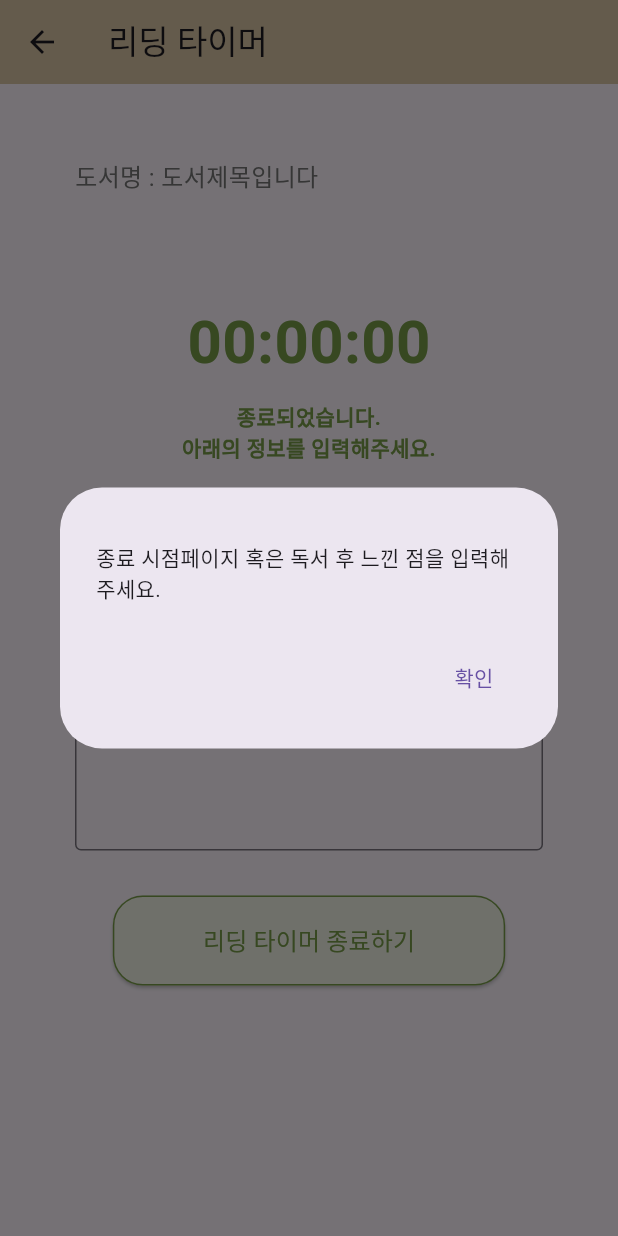
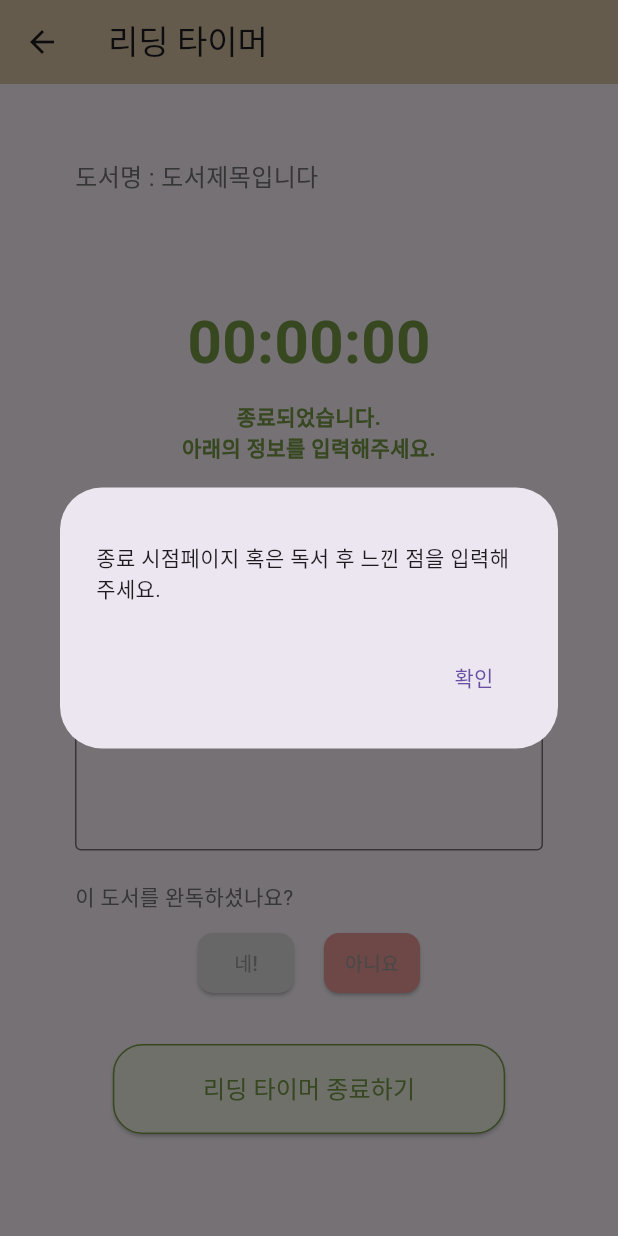
Before and after one commit to yangseoh22/capstone_bookgrow_App, a Flutter app: the ReadingTimerPage2 screen opened directly with empty values, after a tap on "리딩 타이머 종료하기", on a phone screen of 412 x 824 dp. Run offline on Flutter 3.47's test engine with Material 3 defaults, Android fonts, the phone set to English and light mode, and no system bars; our stand-ins replace camera, get, logger; missing offline and left inert: barcode_scan2; network calls fail.

Commit message:
TASK #21 : 통신-리딩타이머 홈

```diff
--- a/lib/reading/reading_timer2.dart
+++ b/lib/reading/reading_timer2.dart
@@ -24,35 +24,37 @@ class _ReadingTimerPage2State extends State<ReadingTimerPage2> {
   int cumulativeHours = 0;
   int cumulativeMinutes = 0;
   int cumulativeSeconds = 0;
+  bool isCompleted = false; // 완독 여부
 
   @override
   void initState() {
     super.initState();
-    getBookTitle(); // 서버에서 도서명 가져오기
-    getCumulativeReadingTime(); // 누적 독서 시간 가져오기
+    print("ReadingTimerPage2 초기화 - duration: ${widget.duration.inSeconds} seconds");
+    getBookTitle();
+    getCumulativeReadingTime();
   }
 
   // 서버에서 도서명을 가져오는 함수
   Future<void> getBookTitle() async {
     final bookId = controller.bookId.value;
     final url = Uri.parse('$SERVER_URL/book/get?id=$bookId');
-    print("도서 조회 요청 URL: $url"); // 요청 URL 로그
+    print("도서 조회 요청 - URL: $url, bookId: $bookId");
 
     try {
       final response = await http.get(url);
-      print("도서 조회 응답 상태 코드: ${response.statusCode}");
+      print("도서 조회 응답 - 상태 코드: ${response.statusCode}");
 
       if (response.statusCode == 200) {
         final data = jsonDecode(response.body);
         setState(() {
           bookTitle = data['title'] ?? '도서제목입니다';
         });
-        print("도서명이 성공적으로 불러와졌습니다.");
+        print("도서명 불러오기 성공 - 제목: $bookTitle");
       } else {
-        print("서버 오류로 인해 도서명을 불러오지 못했습니다.");
+        print("서버 오류 - 도서명 불러오기 실패, 상태 코드: ${response.statusCode}");
       }
     } catch (error) {
-      print("도서 조회 요청 오류 발생: $error");
+      print("도서 조회 요청 오류 - $error");
     }
   }
 
@@ -60,11 +62,11 @@ class _ReadingTimerPage2State extends State<ReadingTimerPage2> {
   Future<void> getCumulativeReadingTime() async {
     final userId = controller.userId.value;
     final url = Uri.parse('$SERVER_URL/user/get?id=$userId');
-    print("누적 독서 시간 조회 요청 URL: $url");
+    print("누적 독서 시간 조회 요청 - URL: $url, userId: $userId");
 
     try {
       final response = await http.get(url);
-      print("누적 독서 시간 응답 상태 코드: ${response.statusCode}");
+      print("누적 독서 시간 응답 - 상태 코드: ${response.statusCode}");
 
       if (response.statusCode == 200) {
         final data = jsonDecode(response.body);
@@ -73,25 +75,26 @@ class _ReadingTimerPage2State extends State<ReadingTimerPage2> {
           cumulativeMinutes = data['cumulativeMinutes'] ?? 0;
           cumulativeSeconds = data['cumulativeSeconds'] ?? 0;
         });
-        print("누적 독서 시간이 성공적으로 불러와졌습니다.");
+        print("누적 독서 시간 불러오기 성공 - $cumulativeHours H $cumulativeMinutes M $cumulativeSeconds S");
       } else {
-        print("서버 오류로 인해 누적 독서 시간을 불러오지 못했습니다.");
+        print("서버 오류 - 누적 독서 시간 불러오기 실패, 상태 코드: ${response.statusCode}");
       }
     } catch (error) {
-      print("누적 독서 시간 요청 오류 발생: $error");
+      print("누적 독서 시간 요청 오류 - $error");
     }
   }
 
   // 시간 포맷을 맞추기 위한 함수
   String _formatDuration(Duration d) {
     String twoDigits(int n) => n.toString().padLeft(2, "0");
-    String twoDigitMinutes = twoDigits(d.inMinutes.remainder(60));
-    String twoDigitSeconds = twoDigits(d.inSeconds.remainder(60));
-    return "${twoDigits(d.inHours)}:$twoDigitMinutes:$twoDigitSeconds";
+    String formattedTime = "${twoDigits(d.inHours)}:${twoDigits(d.inMinutes.remainder(60))}:${twoDigits(d.inSeconds.remainder(60))}";
+    print("타이머 시간 포맷: $formattedTime");
+    return formattedTime;
   }
 
   // 경고창을 띄우는 함수
   void _showAlertDialog() {
+    print("경고창 표시 - 필수 필드가 비어 있음");
     showDialog(
       context: context,
       builder: (context) {
@@ -114,17 +117,21 @@ class _ReadingTimerPage2State extends State<ReadingTimerPage2> {
   Future<void> _submitReadingData() async {
     final bookId = controller.bookId.value;
     final userId = controller.userId.value;
-    final url = Uri.parse('$SERVER_URL/reading/add?bookId=$bookId&userId=$userId');
+    final url = Uri.parse('$SERVER_URL/reading/add?bookId=$bookId&userId=$userId&isCompleted=$isCompleted');
+    print("리딩 데이터 전송 요청 - URL: $url, bookId: $bookId, userId: $userId, isCompleted: $isCompleted");
 
     // 읽은 시간 문자열로 변환
     final totalTime = _formatDuration(widget.duration);
 
     // 서버에 보낼 데이터 구성
+    List<String> reviewList = [_impressionController.text];
+
     Map<String, dynamic> readingData = {
       "total_time": totalTime,
       "end_page": int.parse(_pageController.text),
-      "review": _impressionController.text,
+      "review": reviewList,
     };
+    print("전송할 데이터 - $readingData");
 
     try {
       final response = await http.post(
@@ -136,18 +143,18 @@ class _ReadingTimerPage2State extends State<ReadingTimerPage2> {
       print("리딩 데이터 전송 응답 코드: ${response.statusCode}");
 
       if (response.statusCode == 200) {
-        print("리딩 데이터가 성공적으로 저장되었습니다.");
+        print("리딩 데이터 저장 성공");
         Navigator.pushAndRemoveUntil(
           context,
           MaterialPageRoute(builder: (context) => Timer()),
               (route) => false, // 모든 이전 라우트를 제거하여 돌아갈 수 없도록 설정
         );
       } else {
-        print("서버 오류로 인해 리딩 데이터를 저장하지 못했습니다.");
+        print("서버 오류 - 리딩 데이터 저장 실패, 상태 코드: ${response.statusCode}");
         Get.snackbar("오류", "리딩 데이터를 저장할 수 없습니다.");
       }
     } catch (error) {
-      print("리딩 데이터 전송 오류 발생: $error");
+      print("리딩 데이터 전송 오류 - $error");
       Get.snackbar("오류", "네트워크 요청 실패: $error");
     }
   }
@@ -155,10 +162,33 @@ class _ReadingTimerPage2State extends State<ReadingTimerPage2> {
   // 종료 버튼 눌렀을 때 처리
   void _onFinishPressed() {
     if (_pageController.text.isEmpty || _impressionController.text.isEmpty) {
+      print("필드 미입력 - 종료 시점페이지 또는 독서 후 느낀 점이 비어 있음");
       _showAlertDialog(); // 필드가 비어있으면 경고창 띄우기
     } else {
-      // 모든 필드가 입력된 경우 서버에 데이터 전송
-      _submitReadingData();
+      print("종료 버튼 클릭 - 데이터 전송 준비 완료");
+
+      if (isCompleted) {
+        showDialog(
+          context: context,
+          builder: (context) {
+            return AlertDialog(
+              content: Text('축하합니다! 꽃을 얻으셨습니다!'),
+              actions: [
+                TextButton(
+                  onPressed: () {
+                    Navigator.of(context).pop();
+                    _submitReadingData(); // 데이터 전송
+                  },
+                  child: Text('확인'),
+                ),
+              ],
+            );
+          },
+        );
+      } else {
+        // 완독 여부가 '아니요'인 경우 바로 데이터 전송
+        _submitReadingData();
+      }
     }
   }
 
@@ -251,6 +281,62 @@ class _ReadingTimerPage2State extends State<ReadingTimerPage2> {
                 contentPadding: EdgeInsets.all(12),
               ),
             ),
+            SizedBox(height: 20),
+
+            // 완독 여부 텍스트
+            Row(
+              children: [
+                Text(
+                  '이 도서를 완독하셨나요?',
+                  style: TextStyle(fontSize: 14, color: Colors.grey[600]),
+                ),
+              ],
+            ),
+            SizedBox(height: 10),
+
+            // 완독 여부 버튼들
+            Row(
+              mainAxisAlignment: MainAxisAlignment.center,
+              children: [
+                ElevatedButton(
+                  onPressed: () {
+                    setState(() {
+                      isCompleted = true;
+                    });
+                  },
+                  style: ElevatedButton.styleFrom(
+                    backgroundColor: isCompleted ? Colors.green[200] : Colors.grey[300],
+                    shape: RoundedRectangleBorder(
+                      borderRadius: BorderRadius.circular(10.0),
+                    ),
+                    padding: EdgeInsets.symmetric(horizontal: 10, vertical: 8),
+                  ),
+                  child: Text(
+                    '네!',
+                    style: TextStyle(color: Colors.grey, fontSize: 13),
+                  ),
+                ),
+                SizedBox(width: 20),
+                ElevatedButton(
+                  onPressed: () {
+                    setState(() {
+                      isCompleted = false;
+                    });
+                  },
+                  style: ElevatedButton.styleFrom(
+                    backgroundColor: isCompleted ? Colors.grey[300] : Colors.red[200],
+                    shape: RoundedRectangleBorder(
+                      borderRadius: BorderRadius.circular(10.0),
+                    ),
+                    padding: EdgeInsets.symmetric(horizontal: 10, vertical: 8),
+                  ),
+                  child: Text(
+                    '아니요',
+                    style: TextStyle(color: Colors.grey, fontSize: 13),
+                  ),
+                ),
+              ],
+            ),
             SizedBox(height: 30),
 
             // 리딩 타이머 종료하기 버튼
```
Also changed, not shown: lib/reading/reading_home.dart (+79 -15 lines).
